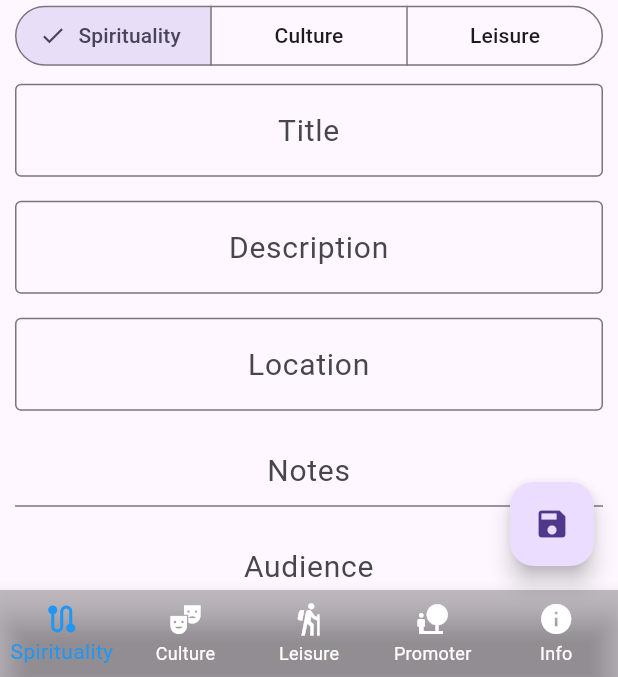
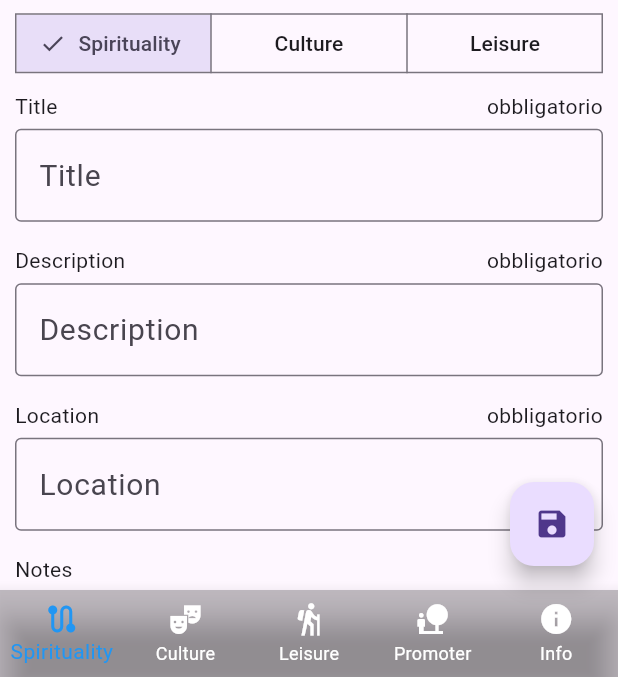
Before and after one commit to aacesco/follow_me, a Flutter app: the screen it shows after launch, after a tap on the "add" icon, on a phone screen of 412 x 824 dp, the part 559-1236 px from its top. Run offline on Flutter 3.47's test engine with Material 3 defaults, Android fonts, the phone set to English and light mode, and no system bars; drawn by our look-alikes of cached_network_image; our stand-ins replace cloud_firestore, firebase_auth, firebase_core, firebase_storage, flutter_markdown, get and 1 more; missing offline and left inert: firebase_ui_auth, firebase_ui_oauth_google; accounts and stored records are empty; generated files the repository leaves out were written again; network calls fail.

Commit message:
changed input_select.dart with DropdownButton

```diff
--- a/lib/components/input_select.dart
+++ b/lib/components/input_select.dart
@@ -3,6 +3,7 @@ import 'package:follow_me/utils/enum_helper.dart';
 import 'package:flutter_gen/gen_l10n/app_localizations.dart';
 import 'package:intl/intl.dart';
 
+import '../constants/app_constants.dart';
 import '../constants/app_enums.dart';
 
 class InputSelect extends StatefulWidget {
@@ -24,110 +25,56 @@ class _InputSelectState extends State<InputSelect> {
 
   @override
   Widget build(BuildContext context) {
+    widget.controller.text = widget.controller.text.isEmpty
+        ? AppConstants.GENERIC
+        : widget.controller.text;
+
     return Padding(
-      padding: const EdgeInsets.only(bottom: 8.0, top: 8.0),
-      child: buildDropdownMenu(widget.category, widget.label),
+        padding: const EdgeInsets.only(bottom: 8.0, top: 8.0),
+        child: Column(crossAxisAlignment: CrossAxisAlignment.start, children: [
+          Text(widget.label),
+          const SizedBox(height: 5),
+          buildDropdownButton(widget.category),
+        ]));
+  }
+
+  buildDropdownButton(String category) {
+    final List<String> values = retrieveValues(category);
+
+    return DropdownButton<String>(
+      isExpanded: true,
+      value: widget.controller.text,
+      hint: Text(widget.label),
+      icon: const Icon(Icons.arrow_downward),
+      elevation: 16,
+      underline: Container(
+        height: 1,
+        color: Colors.black,
+      ),
+      onChanged: (String? value) {
+        setState(() {
+          widget.controller.text = value!;
+        });
+      },
+      items: values.map<DropdownMenuItem<String>>((String value) {
+        return DropdownMenuItem<String>(
+          value: value,
+          child: Text(value),
+        );
+      }).toList(),
     );
   }
 
-  buildDropdownMenu(String category, String label) {
-    Categories categoryEnum =
-        EnumHelper.fromName(Categories.values, category, Categories.spiritual);
-
-    switch (categoryEnum) {
-      case Categories.spiritual:
-        return DropdownMenu<SpiritualTypes>(
-          controller: widget.controller,
-          enableSearch: false,
-          label: Text(label),
-          inputDecorationTheme: const InputDecorationTheme(
-            filled: true,
-            contentPadding: EdgeInsets.symmetric(vertical: 5.0),
-          ),
-          onSelected: (SpiritualTypes? type) {
-            setState(() {
-              selectedSpiritualType = type;
-            });
-          },
-          dropdownMenuEntries: buildEntries(),
-        );
-      case Categories.cultural:
-        return DropdownMenu<CulturalTypes>(
-          controller: widget.controller,
-          enableSearch: false,
-          label: Text(label),
-          inputDecorationTheme: const InputDecorationTheme(
-            filled: true,
-            contentPadding: EdgeInsets.symmetric(vertical: 5.0),
-          ),
-          onSelected: (CulturalTypes? type) {
-            setState(() {
-              selectedCulturalType = type;
-            });
-          },
-          dropdownMenuEntries:
-              CulturalTypes.values.map<DropdownMenuEntry<CulturalTypes>>(
-            (CulturalTypes type) {
-              String dynamicValue = type.name;
-              return DropdownMenuEntry<CulturalTypes>(
-                  value: type,
-                  label: Intl.message(
-                    dynamicValue,
-                    name: 'getDynamicString',
-                    args: [dynamicValue],
-                  ) //type.name//AppLocalizations.of(context)!.category
-                  );
-            },
-          ).toList(),
-        );
-      case Categories.leisure:
-        return DropdownMenu<LeisureTypes>(
-          controller: widget.controller,
-          enableSearch: false,
-          label: Text(label),
-          inputDecorationTheme: const InputDecorationTheme(
-            filled: true,
-            contentPadding: EdgeInsets.symmetric(vertical: 5.0),
-          ),
-          onSelected: (LeisureTypes? type) {
-            setState(() {
-              selectedLeisureType = type;
-            });
-          },
-          dropdownMenuEntries:
-              LeisureTypes.values.map<DropdownMenuEntry<LeisureTypes>>(
-            (LeisureTypes type) {
-              String dynamicValue = type.name;
-              return DropdownMenuEntry<LeisureTypes>(
-                  value: type,
-                  label: Intl.message(
-                    dynamicValue,
-                    name: 'getDynamicString',
-                    args: [dynamicValue],
-                  ) //type.name//AppLocalizations.of(context)!.category
-                  );
-            },
-          ).toList(),
-        );
+  List<String> retrieveValues(String category) {
+    switch (category) {
+      case "spiritual":
+        return EnumHelper.getList(SpiritualTypes.values);
+      case "cultural":
+        return EnumHelper.getList(CulturalTypes.values);
+      case "leisure":
+        return EnumHelper.getList(LeisureTypes.values);
+      default:
+        return [];
     }
   }
-
-  buildEntries() {
-    List<DropdownMenuEntry<SpiritualTypes>> list =
-        SpiritualTypes.values.map<DropdownMenuEntry<SpiritualTypes>>(
-      (SpiritualTypes type) {
-        String dynamicValue = type.name;
-        return DropdownMenuEntry<SpiritualTypes>(
-            value: type,
-            label: Intl.message(
-              dynamicValue,
-              name: 'getDynamicString',
-              args: [dynamicValue],
-            ) //type.name//AppLocalizations.of(context)!.category
-            );
-      },
-    ).toList();
-
-    return list;
-  }
 }
--- a/lib/components/input_text.dart
+++ b/lib/components/input_text.dart
@@ -10,7 +10,18 @@ class InputText extends StatelessWidget {
   Widget build(BuildContext context) {
     return Padding(
       padding: const EdgeInsets.only(bottom: 8.0, top: 8.0),
-      child: TextFormField(
+      child: Column(
+        crossAxisAlignment: CrossAxisAlignment.start,
+        children: [
+          Row(
+            mainAxisAlignment: MainAxisAlignment.spaceBetween,
+            children: [
+              Text(label),
+              if (mandatory ?? false) Text('obbligatorio'),
+            ],
+          ),
+          const SizedBox(height: 5),
+          TextFormField(
             controller: controller,
             decoration: InputDecoration(
                 hintText: label,
@@ -20,7 +31,9 @@ class InputText extends StatelessWidget {
                     : null),
             maxLines: null,
             style: const TextStyle(fontSize: 20),
-        textAlign: TextAlign.center,
+            textAlign: TextAlign.left,
+          ),
+        ],
       ),
     );
   }
--- a/lib/pages/edit_event_page.dart
+++ b/lib/pages/edit_event_page.dart
@@ -74,6 +74,7 @@ class _EditEventPageState extends State<EditEventPage> {
             children: [
               InputImage(widget.imageCtlr, AppLocalizations.of(context)!.image),
               Text(AppLocalizations.of(context)!.category),
+              const SizedBox(height: 5),
               SegmentedButton(
                 segments: AppConstants.categoryList(context),
                 selected: <Categories>{
@@ -87,6 +88,12 @@ class _EditEventPageState extends State<EditEventPage> {
                     //currentCategory = category.first;
                   });
                 },
+                style: ButtonStyle(
+                    shape: MaterialStateProperty.all(
+                  RoundedRectangleBorder(
+                    borderRadius: BorderRadius.circular(0.0),
+                  ),
+                )),
               ),
               InputText(widget.titleCtlr, AppLocalizations.of(context)!.title,
                   mandatory: true),
--- a/lib/utils/enum_helper.dart
+++ b/lib/utils/enum_helper.dart
@@ -5,4 +5,8 @@ class EnumHelper {
       orElse: () => defaultValue,
     );
   }
+
+  static List<String> getList<T>(List<T> values) {
+    return values.map((e) => e.toString().split('.').last).toList();
+  }
 }
```
Lines whose indentation alone changed are shown as unchanged.
